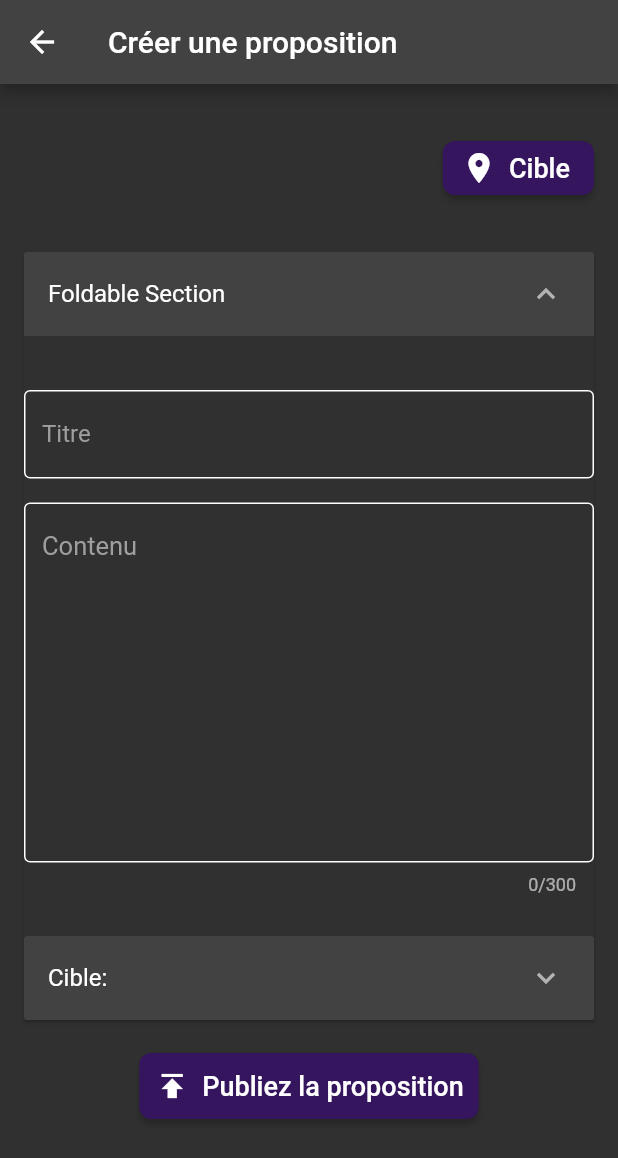
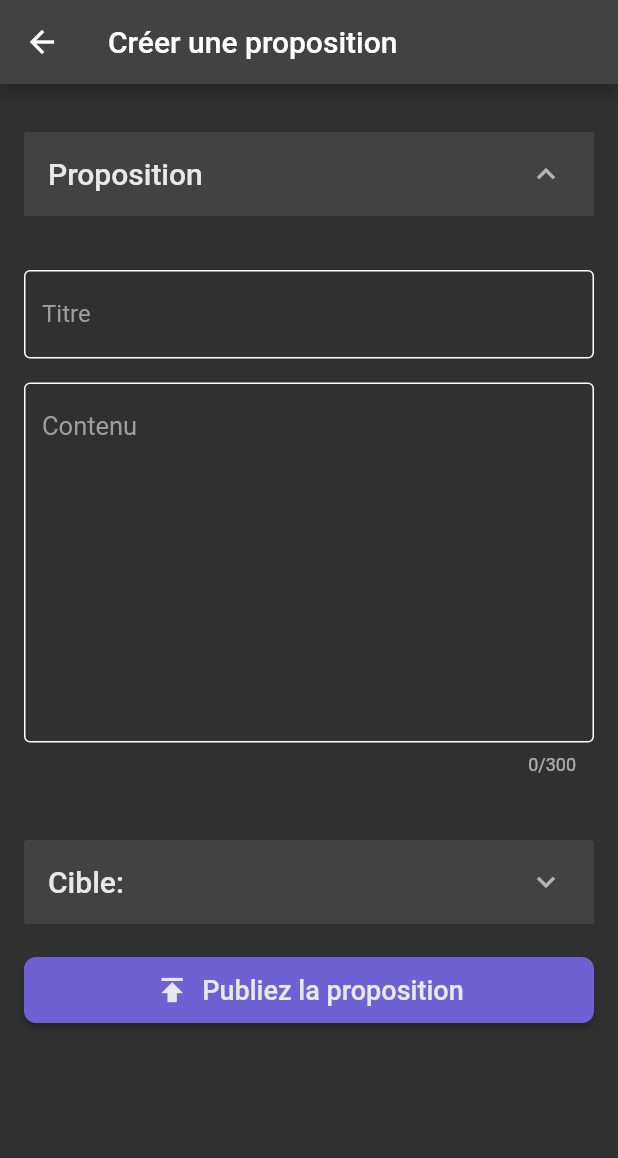
Before and after one commit to Beereex/EduPulse, a Flutter app: the CreateProposition screen opened directly, on a phone screen of 412 x 824 dp. Shown: the top 1158 px of the screen. Run offline on Flutter 3.47's test engine with Material 2 defaults, Android fonts, the phone set to English and light mode, and no system bars; our stand-ins replace cloud_firestore, firebase_auth, firebase_core, firebase_storage, image_picker; missing offline and left inert: dart:ffi; accounts and stored records are empty; statements that could not run were skipped.

Commit message:
working on create proposition

```diff
--- a/lib/screens/propositions/create_proposition.dart
+++ b/lib/screens/propositions/create_proposition.dart
@@ -62,86 +62,32 @@ class _CreatePropositionState extends State<CreateProposition> {
             crossAxisAlignment: CrossAxisAlignment.start,
             children: [
               SizedBox(height: 16),
-              Align(
-                alignment: Alignment.centerRight,
-                child: ElevatedButton.icon(
-                  onPressed: () async {
-                    final selectedPath = await Navigator.push<String>(
-                          context,
-                          MaterialPageRoute(
-                            builder: (context) => PathSelection(isPathSelection: true,),
-                          ),
-                        ) ??
-                        "Undefined";
-                    setState(() {
-                      _selectedPathResult = selectedPath;
-                    });
-                  },
-                  style: ElevatedButton.styleFrom(
-                    backgroundColor: Color.fromRGBO(53, 21, 93, 1),
-                    shape: RoundedRectangleBorder(
-                      borderRadius: BorderRadius.circular(8),
-                    ),
-                  ),
-                  icon: Icon(Icons.location_on, color: Colors.white),
-                  label: Text(
-                    'Cible',
-                    style: TextStyle(fontSize: 18, color: Colors.white),
-                  ),
-                ),
-              ),
-              SizedBox(height: 16),
-              Text("$_selectedPathResult"),
-              /*SizedBox(height: 16),
-              TextField(
-                controller: _titleController,
-                style: TextStyle(color: Colors.white),
-                decoration: InputDecoration(
-                  labelText: 'Titre',
-                  labelStyle: TextStyle(color: Colors.grey),
-                  focusedBorder: OutlineInputBorder(
-                    borderSide: BorderSide(color: Colors.white),
-                  ),
-                  enabledBorder: OutlineInputBorder(
-                    borderSide: BorderSide(color: Colors.white),
-                  ),
-                ),
-              ),
-              SizedBox(height: 16),
-              TextField(
-                controller: _contentController,
-                style: TextStyle(color: Colors.white, fontSize: 17),
-                maxLines: null,
-                minLines: 10,
-                maxLength: 300,
-                decoration: const InputDecoration(
-                  labelText: 'Contenu',
-                  alignLabelWithHint: true,
-                  labelStyle: TextStyle(color: Colors.grey),
-                  focusedBorder: OutlineInputBorder(
-                    borderSide: BorderSide(color: Colors.white),
-                  ),
-                  enabledBorder: OutlineInputBorder(
-                    borderSide: BorderSide(color: Colors.white),
-                  ),
-                ),
-              ),*/
               SingleChildScrollView(
                 child: ExpansionPanelList(
-                  elevation: 1,
+                  elevation: 0,
                   expandedHeaderPadding: EdgeInsets.all(0),
                   expansionCallback: (int index, bool isExpanded) {
                     setState(() {
+                      if(!_isContentExpanded && _isPathExpanded) {
+                        _isPathExpanded = false;
+                      }
                       _isContentExpanded = !_isContentExpanded;
-
                     });
                   },
                   children: [
                     ExpansionPanel(
-
+                      //backgroundColor: Color.fromRGBO(111, 97, 211, 1),
                       headerBuilder: (BuildContext context, bool isExpanded) {
                         return ListTile(
-                          title: Text('Foldable Section'),
+                          title: Text(
+                            'Proposition',
+                            style: TextStyle(
+                              fontSize: 20,
+                              color: Color.fromRGBO(232, 232, 232, 1),
+                              //color: Color.fromRGBO(111, 97, 211, 1),
+                              fontWeight: FontWeight.w500,
+                            ),
+                          ),
                         );
                       },
                       body: Container(
@@ -190,25 +136,36 @@ class _CreatePropositionState extends State<CreateProposition> {
                   ],
                 ),
               ),
+              SizedBox(height: 16),
               SingleChildScrollView(
                 child: ExpansionPanelList(
-                  elevation: 1,
+                  elevation: 0,
                   expandedHeaderPadding: EdgeInsets.all(0),
                   expansionCallback: (int index, bool isExpanded) {
                     setState(() {
+                      if(_isContentExpanded && !_isPathExpanded) {
+                        _isContentExpanded = false;
+                      }
                       _isPathExpanded = !_isPathExpanded;
-
                     });
                   },
                   children: [
                     ExpansionPanel(
+                      //backgroundColor: Color.fromRGBO(111, 97, 211, 1),
                       headerBuilder: (BuildContext context, bool isExpanded) {
                         return ListTile(
-                          title: Text('Cible: ${_selectedPathResult}'),
+                          title: Text(
+                            'Cible: $_selectedPathResult',
+                            style: TextStyle(
+                              fontSize: 20,
+                              color: Color.fromRGBO(232, 232, 232, 1),
+                              //color: Color.fromRGBO(111, 97, 211, 1),
+                              fontWeight: FontWeight.w500,
+                            ),),
                         );
                       },
                       body: Container(
-                        constraints: BoxConstraints(maxHeight: 600),
+                        constraints: BoxConstraints(maxHeight: 500),
                         child: PathSelection(
                           isPathSelection: true,
                         ),
@@ -221,19 +178,22 @@ class _CreatePropositionState extends State<CreateProposition> {
               const SizedBox(height: 20),
               Align(
                 alignment: Alignment.center,
+                child: Container(
+                  width: double.infinity,
                   child: ElevatedButton.icon(
                     onPressed: _createProposition,
                     style: ElevatedButton.styleFrom(
                       padding: EdgeInsets.all(10),
-                    backgroundColor: Color.fromRGBO(53, 21, 93, 1),
+                      backgroundColor: Color.fromRGBO(111, 97, 211, 1),
                       shape: RoundedRectangleBorder(
                         borderRadius: BorderRadius.circular(8),
                       ),
                     ),
-                  icon: const Icon(Icons.publish, color: Colors.white),
+                    icon: const Icon(Icons.publish, color: Color.fromRGBO(232, 232, 232, 1),),
                     label: const Text(
                       'Publiez la proposition',
-                    style: TextStyle(fontSize: 18, color: Colors.white),
+                      style: TextStyle(fontSize: 18, color: Color.fromRGBO(232, 232, 232, 1),),
+                    ),
                   ),
                 ),
               ),
--- a/lib/screens/propositions/path_selection.dart
+++ b/lib/screens/propositions/path_selection.dart
@@ -435,7 +435,7 @@ class _PathSelectionState extends State<PathSelection> {
                 isAdd: widget.isPathSelection,
                 func: coursFunc,
               ),
-              const SizedBox(height: 32),
+              /*const SizedBox(height: 32),
               Visibility(
                 visible: widget.isPathSelection,
                 child: ElevatedButton(
@@ -455,7 +455,7 @@ class _PathSelectionState extends State<PathSelection> {
                     style: TextStyle(fontSize: 18, color: Colors.white),
                   ),
                 ),
-              ),
+              ),*/
             ],
           ),
         ),
```
Lines whose indentation alone changed are shown as unchanged.
